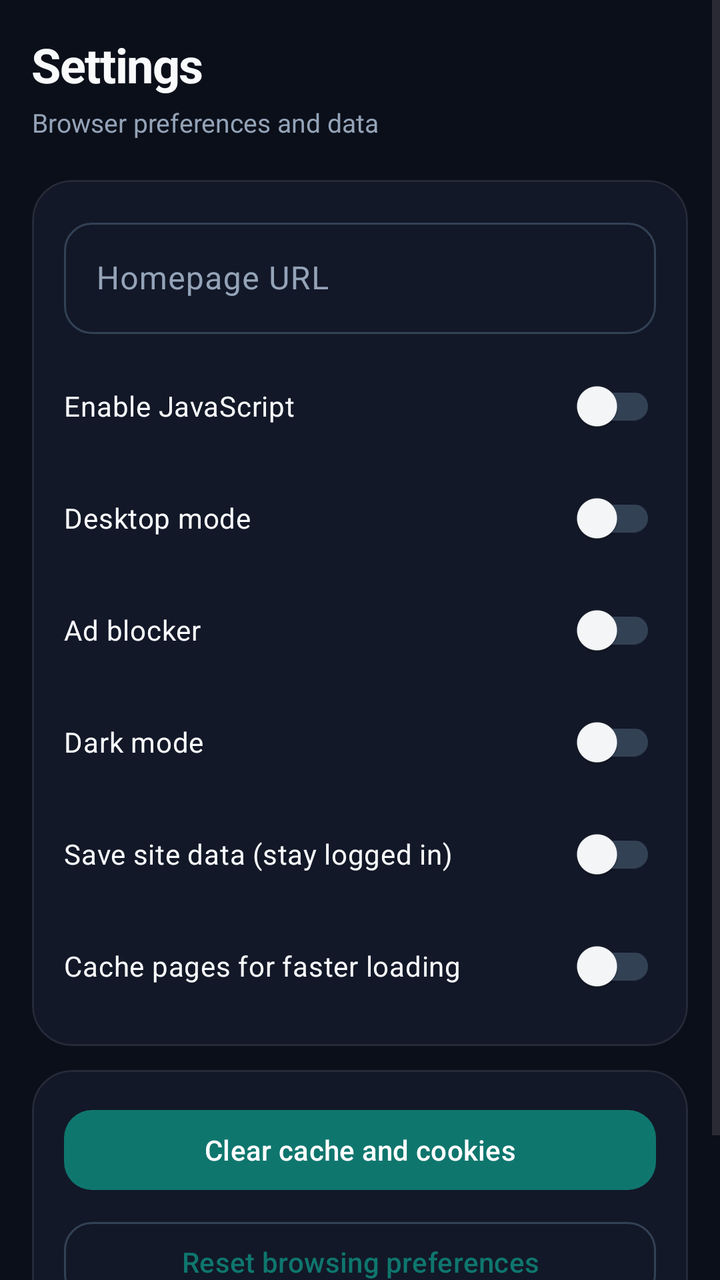
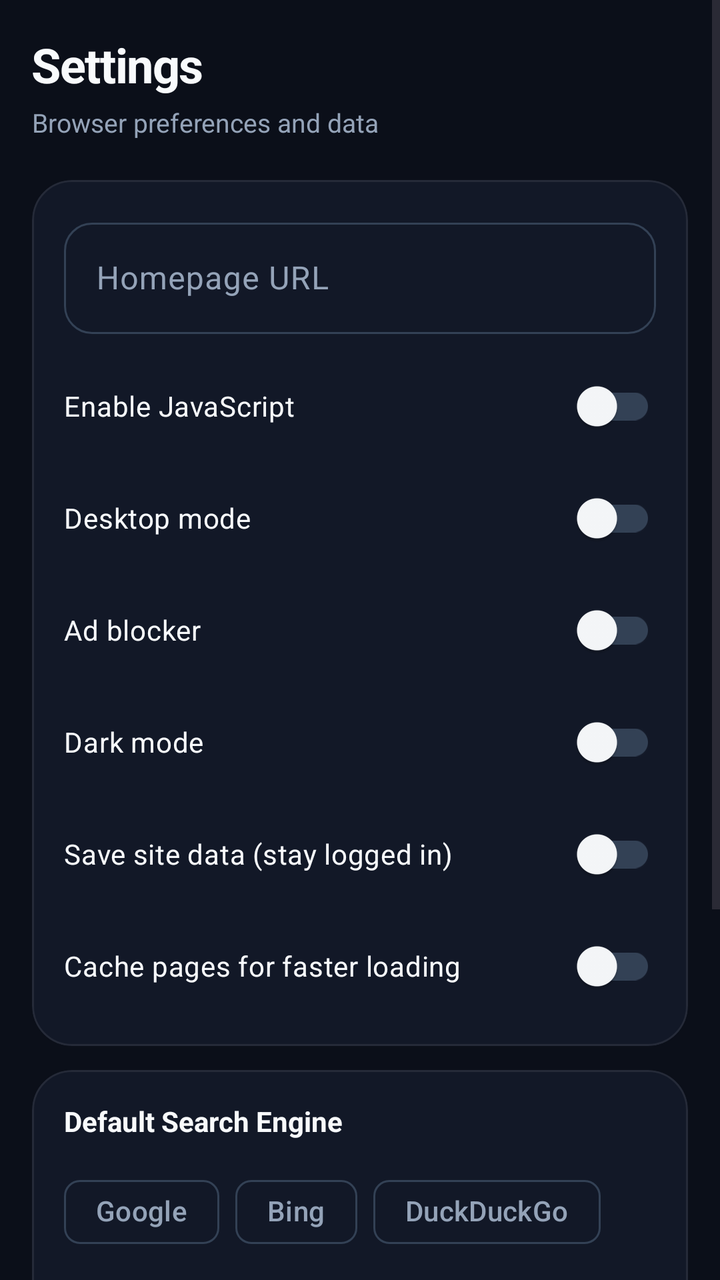

An Android layout rendered at two revisions. The XML below is the earlier revision; the diff shows what the commit changed to produce the second picture.
<!-- AndroidManifest.xml: application theme Theme.LightBrowser -->
<!-- res/layout/fragment_settings.xml -->
<?xml version="1.0" encoding="utf-8"?>
<ScrollView xmlns:android="http://schemas.android.com/apk/res/android"
    xmlns:app="http://schemas.android.com/apk/res-auto"
    android:layout_width="match_parent"
    android:layout_height="match_parent"
    android:background="@color/bg_dark"
    android:clipToPadding="false">

    <LinearLayout
        android:layout_width="match_parent"
        android:layout_height="wrap_content"
        android:orientation="vertical"
        android:padding="16dp">

        <TextView
            android:layout_width="wrap_content"
            android:layout_height="wrap_content"
            android:text="Settings"
            android:textColor="@color/onSurface"
            android:textSize="24sp"
            android:textStyle="bold"
            android:letterSpacing="-0.02" />

        <TextView
            android:layout_width="wrap_content"
            android:layout_height="wrap_content"
            android:layout_marginTop="4dp"
            android:text="Browser preferences and data"
            android:textColor="@color/onSurfaceVariant"
            android:textSize="13sp" />

        <com.google.android.material.card.MaterialCardView
            android:layout_width="match_parent"
            android:layout_height="wrap_content"
            android:layout_marginTop="20dp"
            app:cardCornerRadius="20dp"
            app:cardBackgroundColor="@color/surface"
            app:strokeColor="#14FFFFFF"
            app:strokeWidth="1dp"
            app:cardElevation="0dp">

            <LinearLayout
                android:layout_width="match_parent"
                android:layout_height="wrap_content"
                android:orientation="vertical"
                android:padding="16dp">

                <com.google.android.material.textfield.TextInputLayout
                    android:layout_width="match_parent"
                    android:layout_height="wrap_content"
                    style="@style/Widget.Material3.TextInputLayout.OutlinedBox"
                    app:boxCornerRadiusTopStart="14dp"
                    app:boxCornerRadiusTopEnd="14dp"
                    app:boxCornerRadiusBottomStart="14dp"
                    app:boxCornerRadiusBottomEnd="14dp">

                    <com.google.android.material.textfield.TextInputEditText
                        android:id="@+id/etHome"
                        android:layout_width="match_parent"
                        android:layout_height="wrap_content"
                        android:hint="Homepage URL"
                        android:textColor="@color/onSurface"
                        android:inputType="textUri" />
                </com.google.android.material.textfield.TextInputLayout>

                <com.google.android.material.switchmaterial.SwitchMaterial
                    android:id="@+id/swJs"
                    android:layout_width="match_parent"
                    android:layout_height="wrap_content"
                    android:layout_marginTop="12dp"
                    android:text="Enable JavaScript"
                    android:textColor="@color/onSurface" />

                <com.google.android.material.switchmaterial.SwitchMaterial
                    android:id="@+id/swDesktop"
                    android:layout_width="match_parent"
                    android:layout_height="wrap_content"
                    android:layout_marginTop="8dp"
                    android:text="Desktop mode"
                    android:textColor="@color/onSurface" />

                <com.google.android.material.switchmaterial.SwitchMaterial
                    android:id="@+id/swAdblock"
                    android:layout_width="match_parent"
                    android:layout_height="wrap_content"
                    android:layout_marginTop="8dp"
                    android:text="Ad blocker"
                    android:textColor="@color/onSurface" />

                <com.google.android.material.switchmaterial.SwitchMaterial
                    android:id="@+id/swDarkMode"
                    android:layout_width="match_parent"
                    android:layout_height="wrap_content"
                    android:layout_marginTop="8dp"
                    android:text="Dark mode"
                    android:textColor="@color/onSurface" />

                <com.google.android.material.switchmaterial.SwitchMaterial
                    android:id="@+id/swSaveSiteData"
                    android:layout_width="match_parent"
                    android:layout_height="wrap_content"
                    android:layout_marginTop="8dp"
                    android:text="Save site data (stay logged in)"
                    android:textColor="@color/onSurface" />

                <com.google.android.material.switchmaterial.SwitchMaterial
                    android:id="@+id/swCache"
                    android:layout_width="match_parent"
                    android:layout_height="wrap_content"
                    android:layout_marginTop="8dp"
                    android:text="Cache pages for faster loading"
                    android:textColor="@color/onSurface" />
            </LinearLayout>
        </com.google.android.material.card.MaterialCardView>

        <com.google.android.material.card.MaterialCardView
            android:layout_width="match_parent"
            android:layout_height="wrap_content"
            android:layout_marginTop="12dp"
            app:cardCornerRadius="20dp"
            app:cardBackgroundColor="@color/surface"
            app:strokeColor="#14FFFFFF"
            app:strokeWidth="1dp"
            app:cardElevation="0dp">

            <LinearLayout
                android:layout_width="match_parent"
                android:layout_height="wrap_content"
                android:orientation="vertical"
                android:padding="16dp">

                <com.google.android.material.button.MaterialButton
                    android:id="@+id/btnClearCache"
                    android:layout_width="match_parent"
                    android:layout_height="wrap_content"
                    android:text="Clear cache and cookies"
                    app:cornerRadius="14dp" />

                <com.google.android.material.button.MaterialButton
                    android:id="@+id/btnClearHistory"
                    android:layout_width="match_parent"
                    android:layout_height="wrap_content"
                    android:layout_marginTop="8dp"
                    android:text="Reset browsing preferences"
                    style="@style/Widget.Material3.Button.OutlinedButton"
                    app:cornerRadius="14dp" />
            </LinearLayout>
        </com.google.android.material.card.MaterialCardView>

        <TextView
            android:layout_width="match_parent"
            android:layout_height="wrap_content"
            android:layout_marginTop="20dp"
            android:gravity="center"
            android:textColor="@color/onSurfaceVariant"
            android:textSize="11sp"
            android:text="LightBrowser v2.3 — Material 3, Alpine terminal" />
    </LinearLayout>
</ScrollView>
<!-- resources referenced by this layout -->
<resources>
  <color name="bg_dark">#0B0F19</color>
  <color name="onSurface">#F8FAFC</color>
  <color name="onSurfaceVariant">#94A3B8</color>
  <color name="surface">#121827</color>
  <style name="Theme.LightBrowser" parent="Theme.Material3.DayNight.NoActionBar">
          <item name="colorPrimary">@color/teal_700</item>
          <item name="colorOnPrimary">@color/white</item>
          <item name="colorPrimaryContainer">@color/teal_200</item>
          <item name="colorOnPrimaryContainer">@color/black</item>
          <item name="colorSecondary">@color/teal_200</item>
          <item name="colorSecondaryContainer">@color/teal_700</item>
          <item name="colorSurface">@color/surface</item>
          <item name="colorSurfaceVariant">@color/surfaceVariant</item>
          <item name="colorOnSurface">@color/onSurface</item>
          <item name="colorOnSurfaceVariant">@color/onSurfaceVariant</item>
          <item name="colorOutline">@color/outline</item>
          <item name="android:statusBarColor">@android:color/transparent</item>
          <item name="android:navigationBarColor">@android:color/transparent</item>
          <item name="android:windowLightStatusBar">false</item>
          <item name="android:windowLightNavigationBar">false</item>
          <item name="bottomNavigationStyle">@style/Widget.LightBrowser.BottomNav</item>
          
          <item name="textAppearanceTitleLarge">@style/TextAppearance.LightBrowser.TitleLarge</item>
          <item name="textAppearanceBodyMedium">@style/TextAppearance.LightBrowser.Body</item>
      </style>
  <color name="teal_700">#0F766E</color>
  <color name="white">#FFFFFF</color>
  <color name="teal_200">#5EEAD4</color>
  <color name="black">#000000</color>
  <color name="surfaceVariant">#1E293B</color>
  <color name="outline">#334155</color>
  <style name="Widget.LightBrowser.BottomNav" parent="Widget.Material3.BottomNavigationView">
          <item name="android:background">@color/surface</item>
          <item name="itemIconTint">@color/bottom_nav_colors</item>
          <item name="itemTextColor">@color/bottom_nav_colors</item>
          <item name="itemActiveIndicatorStyle">@style/Widget.LightBrowser.Indicator</item>
      </style>
  <style name="TextAppearance.LightBrowser.TitleLarge" parent="TextAppearance.Material3.TitleLarge">
          <item name="android:fontFamily">sans-serif</item>
          <item name="android:textColor">@color/onSurface</item>
          <item name="android:letterSpacing">-0.02</item>
      </style>
  <style name="TextAppearance.LightBrowser.Body" parent="TextAppearance.Material3.BodyMedium">
          <item name="android:fontFamily">sans-serif</item>
          <item name="android:textColor">@color/onSurfaceVariant</item>
      </style>
  <style name="Widget.LightBrowser.Indicator" parent="Widget.Material3.BottomNavigationView.ActiveIndicator">
          <item name="android:color">@color/teal_200</item>
          <item name="shapeAppearance">@style/ShapeAppearance.Material3.SmallComponent</item>
      </style>
</resources>

<!-- the commit's change to res/layout/fragment_settings.xml (unified diff, before → after) -->
@@ -29,6 +29,7 @@
             android:textColor="@color/onSurfaceVariant"
             android:textSize="13sp" />
 
+        
         <com.google.android.material.card.MaterialCardView
             android:layout_width="match_parent"
             android:layout_height="wrap_content"
@@ -113,6 +114,7 @@
             </LinearLayout>
         </com.google.android.material.card.MaterialCardView>
 
+        
         <com.google.android.material.card.MaterialCardView
             android:layout_width="match_parent"
             android:layout_height="wrap_content"
@@ -129,6 +131,91 @@
                 android:orientation="vertical"
                 android:padding="16dp">
 
+                <TextView
+                    android:layout_width="match_parent"
+                    android:layout_height="wrap_content"
+                    android:text="Default Search Engine"
+                    android:textColor="@color/onSurface"
+                    android:textSize="14sp"
+                    android:textStyle="bold"
+                    android:paddingBottom="12dp" />
+
+                
+                <com.google.android.material.chip.ChipGroup
+                    android:id="@+id/chipGroupSearch"
+                    android:layout_width="match_parent"
+                    android:layout_height="wrap_content"
+                    app:singleSelection="true"
+                    app:selectionRequired="true">
+
+                    <com.google.android.material.chip.Chip
+                        android:id="@+id/chipGoogle"
+                        android:layout_width="wrap_content"
+                        android:layout_height="wrap_content"
+                        android:text="Google"
+                        style="@style/Widget.Material3.Chip.Filter"
+                        app:chipBackgroundColor="@null" />
+
+                    <com.google.android.material.chip.Chip
+                        android:id="@+id/chipBing"
+                        android:layout_width="wrap_content"
+                        android:layout_height="wrap_content"
+                        android:text="Bing"
+                        style="@style/Widget.Material3.Chip.Filter"
+                        app:chipBackgroundColor="@null" />
+
+                    <com.google.android.material.chip.Chip
+                        android:id="@+id/chipDDG"
+                        android:layout_width="wrap_content"
+                        android:layout_height="wrap_content"
+                        android:text="DuckDuckGo"
+                        style="@style/Widget.Material3.Chip.Filter"
+                        app:chipBackgroundColor="@null" />
+
+                    <com.google.android.material.chip.Chip
+                        android:id="@+id/chipBrave"
+                        android:layout_width="wrap_content"
+                        android:layout_height="wrap_content"
+                        android:text="Brave"
+                        style="@style/Widget.Material3.Chip.Filter"
+                        app:chipBackgroundColor="@null" />
+
+                    <com.google.android.material.chip.Chip
+                        android:id="@+id/chipYahoo"
+                        android:layout_width="wrap_content"
+                        android:layout_height="wrap_content"
+                        android:text="Yahoo"
+                        style="@style/Widget.Material3.Chip.Filter"
+                        app:chipBackgroundColor="@null" />
+
+                    <com.google.android.material.chip.Chip
+                        android:id="@+id/chipEcosia"
+                        android:layout_width="wrap_content"
+                        android:layout_height="wrap_content"
+                        android:text="Ecosia"
+                        style="@style/Widget.Material3.Chip.Filter"
+                        app:chipBackgroundColor="@null" />
+                </com.google.android.material.chip.ChipGroup>
+            </LinearLayout>
+        </com.google.android.material.card.MaterialCardView>
+
+        
+        <com.google.android.material.card.MaterialCardView
+            android:layout_width="match_parent"
+            android:layout_height="wrap_content"
+            android:layout_marginTop="12dp"
+            app:cardCornerRadius="20dp"
+            app:cardBackgroundColor="@color/surface"
+            app:strokeColor="#14FFFFFF"
+            app:strokeWidth="1dp"
+            app:cardElevation="0dp">
+
+            <LinearLayout
+                android:layout_width="match_parent"
+                android:layout_height="wrap_content"
+                android:orientation="vertical"
+                android:padding="16dp">
+
                 <com.google.android.material.button.MaterialButton
                     android:id="@+id/btnClearCache"
                     android:layout_width="match_parent"
@@ -154,6 +241,6 @@
             android:gravity="center"
             android:textColor="@color/onSurfaceVariant"
             android:textSize="11sp"
-            android:text="LightBrowser v2.3 — Material 3, Alpine terminal" />
+            android:text="LightBrowser v2.4 — Material 3, Alpine terminal" />
     </LinearLayout>
 </ScrollView>
